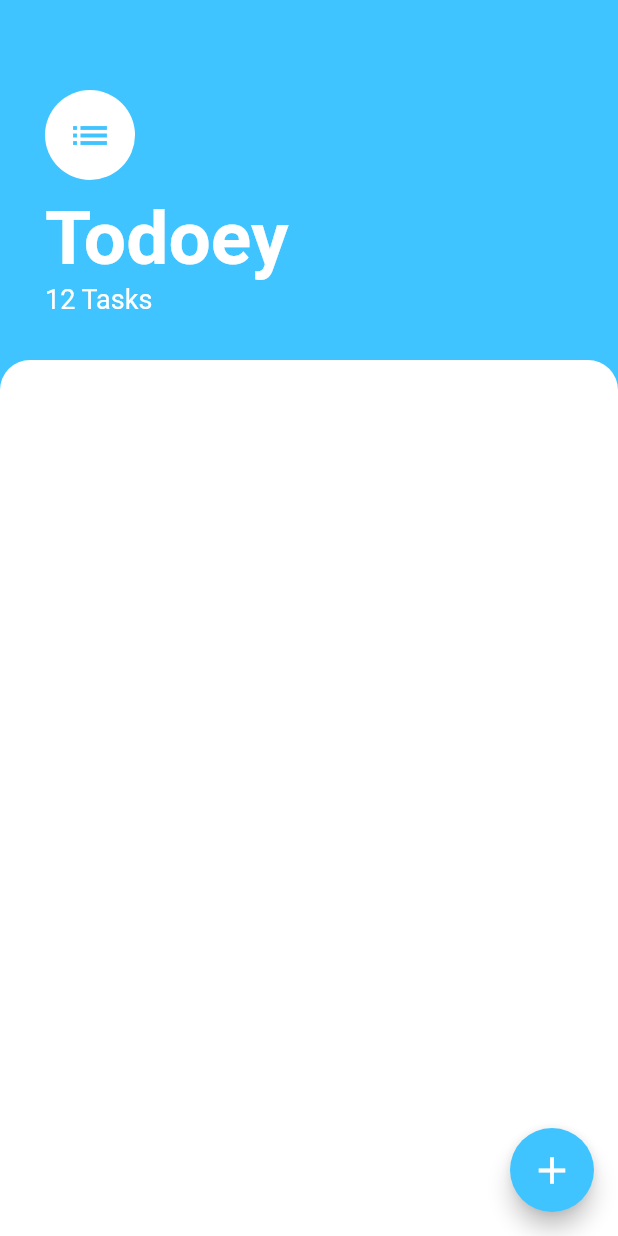
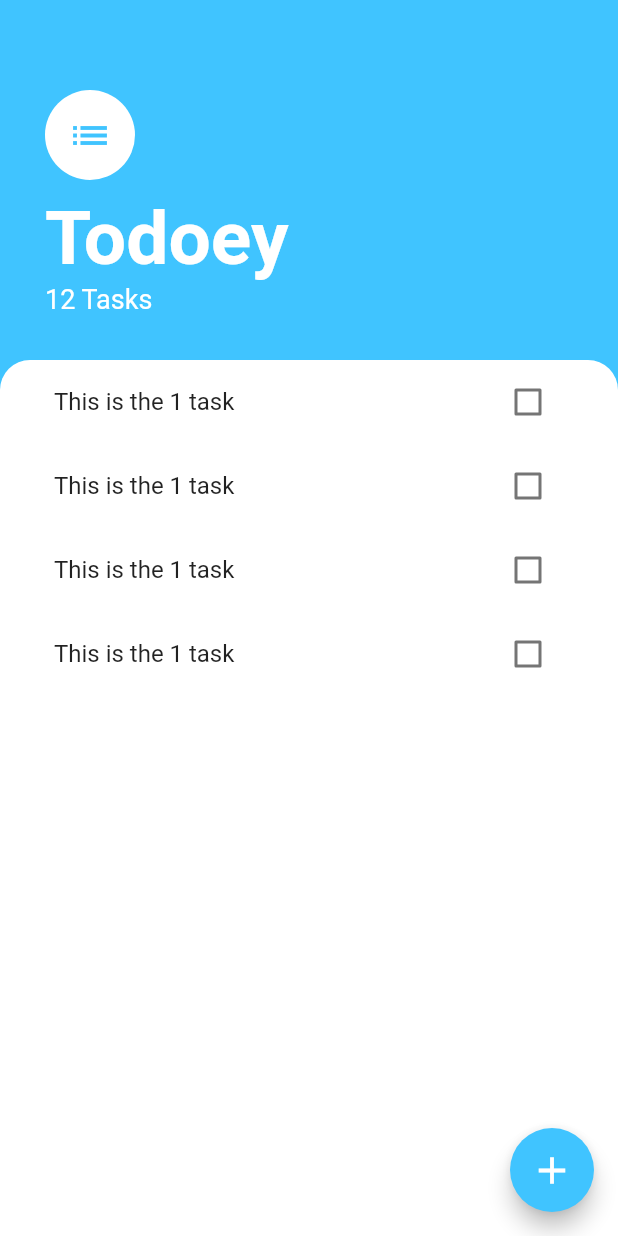
Before and after one commit to KaiqueMunhoz/The-Complete-2020-Flutter-Development-Bootcamp-with-Dart, a Flutter app: the screen it shows after launch, on a phone screen of 412 x 824 dp. Run offline on Flutter 3.47's test engine with Material 2 defaults, Android fonts, the phone set to English and light mode, and no system bars.

Commit message:
Feat: 210

```diff
--- a/flutter/module18/todoey_flutter/lib/screens/tasks_screens.dart
+++ b/flutter/module18/todoey_flutter/lib/screens/tasks_screens.dart
@@ -1,4 +1,5 @@
 import 'package:flutter/material.dart';
+import '../widgets/tasks_list.dart';
 
 class TasksScreen extends StatelessWidget {
   @override
@@ -45,6 +46,7 @@
           ),
           Expanded(
             child: Container(
+              padding: EdgeInsets.symmetric(horizontal: 20.0),
               decoration: BoxDecoration(
                 color: Colors.white,
                 borderRadius: BorderRadius.only(
@@ -52,11 +54,13 @@
                   topRight: Radius.circular(20.0),
                 ),
               ),
+              child: TasksList(),
             ),
           )
         ],
       ),
       floatingActionButton: FloatingActionButton(
+        onPressed: () {},
         backgroundColor: Colors.lightBlueAccent,
         child: Icon(
           Icons.add,
--- /dev/null
+++ b/flutter/module18/todoey_flutter/lib/widgets/task_tile.dart
@@ -0,0 +1,14 @@
+import 'package:flutter/material.dart';
+
+class TaskTile extends StatelessWidget {
+  @override
+  Widget build(BuildContext context) {
+    return ListTile(
+      title: Text('This is the 1 task'),
+      trailing: Checkbox(
+        onChanged: (bool value) {},
+        value: false,
+      ),
+    );
+  }
+}
--- /dev/null
+++ b/flutter/module18/todoey_flutter/lib/widgets/tasks_list.dart
@@ -0,0 +1,16 @@
+import 'package:flutter/material.dart';
+import './task_tile.dart';
+
+class TasksList extends StatelessWidget {
+  @override
+  Widget build(BuildContext context) {
+    return ListView(
+      children: <Widget>[
+        TaskTile(),
+        TaskTile(),
+        TaskTile(),
+        TaskTile(),
+      ],
+    );
+  }
+}
```
Also changed, not shown: 1 other file.
